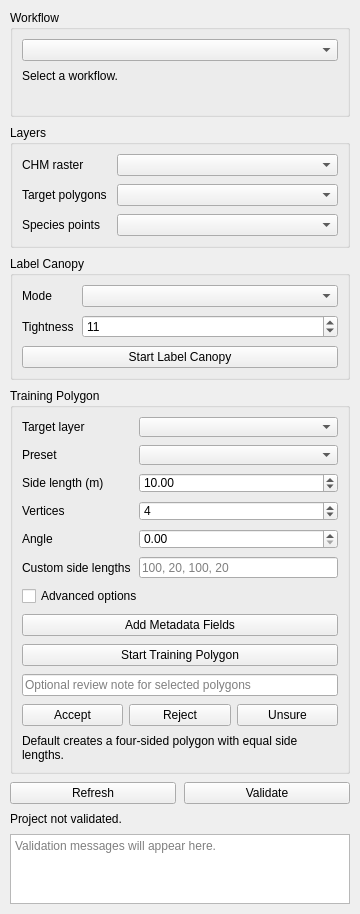
sticholas/forestlabeler, file forest_labeler_dockwidget_base.ui: the form before one commit.
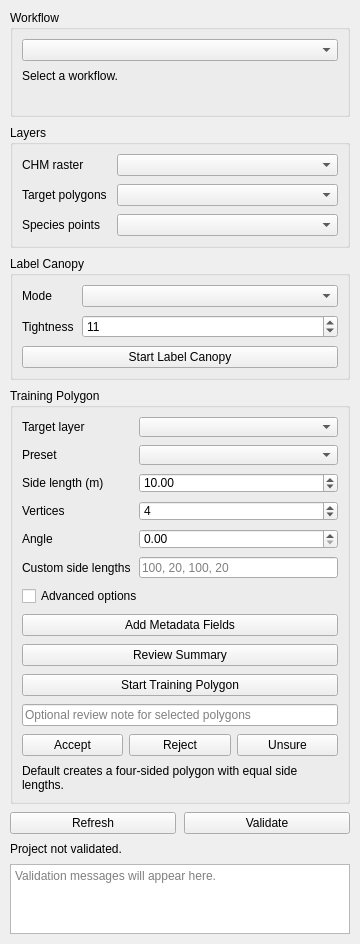
The form after the commit.

Commit message: feat: summarize training polygon reviews

What changed in the file:
```diff
--- a/forest_labeler_dockwidget_base.ui
+++ b/forest_labeler_dockwidget_base.ui
@@ -284,6 +284,13 @@
          </property>
         </widget>
        </item>
+       <item>
+        <widget class="QPushButton" name="summarizeTrainingPolygonReviewsButton">
+         <property name="text">
+          <string>Review Summary</string>
+         </property>
+        </widget>
+       </item>
        <item>
         <widget class="QPushButton" name="activateTrainingShapeButton">
          <property name="text">
```
The commit also changes 5 other files.
